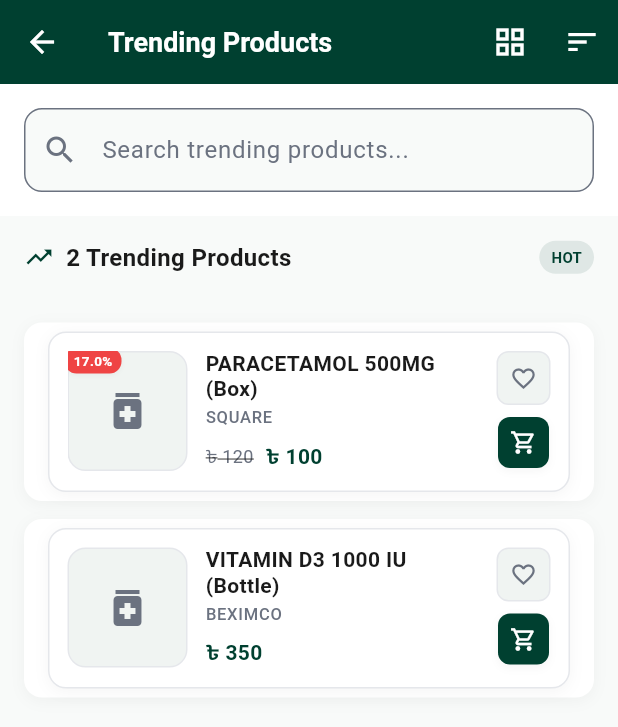
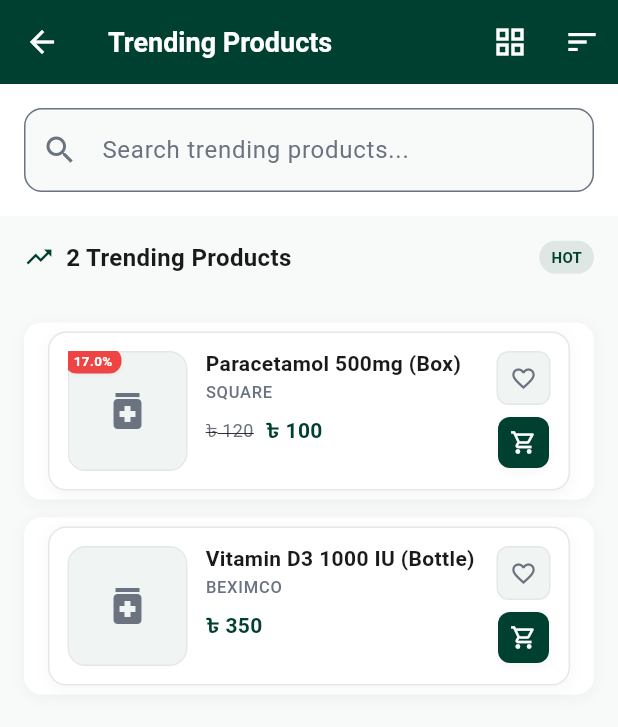
Before and after one commit to mahdi-islam-pranto/medicineMart, a Flutter app: the TrendingProductsPage screen opened directly, after a tap on the "list" icon, on a phone screen of 412 x 824 dp. Shown: the top 727 px of the screen. Run offline on Flutter 3.47's test engine with Material 3 defaults, Android fonts, the phone set to English and light mode, and no system bars; our stand-ins replace equatable, flutter_bloc, image_picker, shared_preferences; accounts and stored records are empty; network calls fail.

Commit message:
products capitalyzation off

```diff
--- a/lib/bloc/states/medicine_state.dart
+++ b/lib/bloc/states/medicine_state.dart
@@ -60,7 +60,7 @@ class MedicineLoaded extends MedicineState {
     // Filter by selected letter
     if (selectedLetter != null) {
       filtered = filtered.where((medicine) {
-        return medicine.name.toUpperCase().startsWith(selectedLetter!);
+        return medicine.name.startsWith(selectedLetter!);
       }).toList();
     }
 
@@ -87,7 +87,8 @@ class MedicineLoaded extends MedicineState {
       brands: brands ?? this.brands,
       searchQuery: searchQuery ?? this.searchQuery,
       selectedBrand: clearBrand ? null : (selectedBrand ?? this.selectedBrand),
-      selectedLetter: clearLetter ? null : (selectedLetter ?? this.selectedLetter),
+      selectedLetter:
+          clearLetter ? null : (selectedLetter ?? this.selectedLetter),
       isRefreshing: isRefreshing ?? this.isRefreshing,
     );
   }
--- a/lib/widgets/medicine_card.dart
+++ b/lib/widgets/medicine_card.dart
@@ -167,7 +167,7 @@ class _MedicineCardState extends State<MedicineCard> {
       children: [
         // Medicine name with type/form
         Text(
-          '${widget.medicine.name.toUpperCase()} (${widget.medicine.quantity})',
+          '${widget.medicine.name} (${widget.medicine.quantity})',
           style: const TextStyle(
             color: AppColors.textPrimary,
             fontSize: 14,
```
